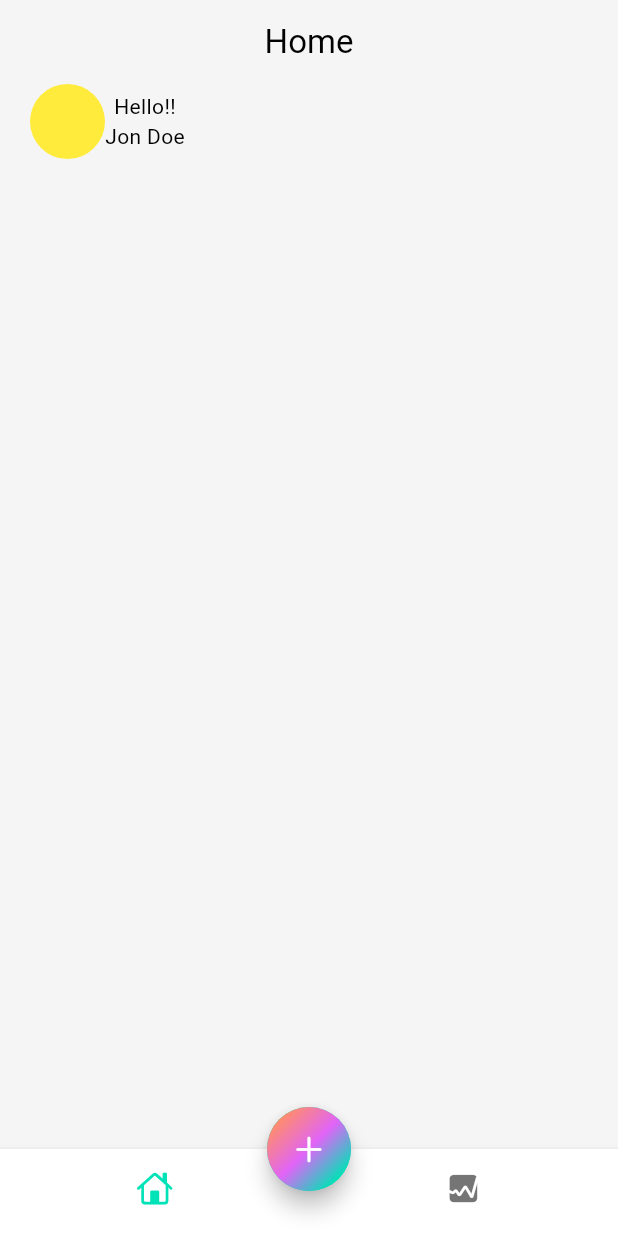
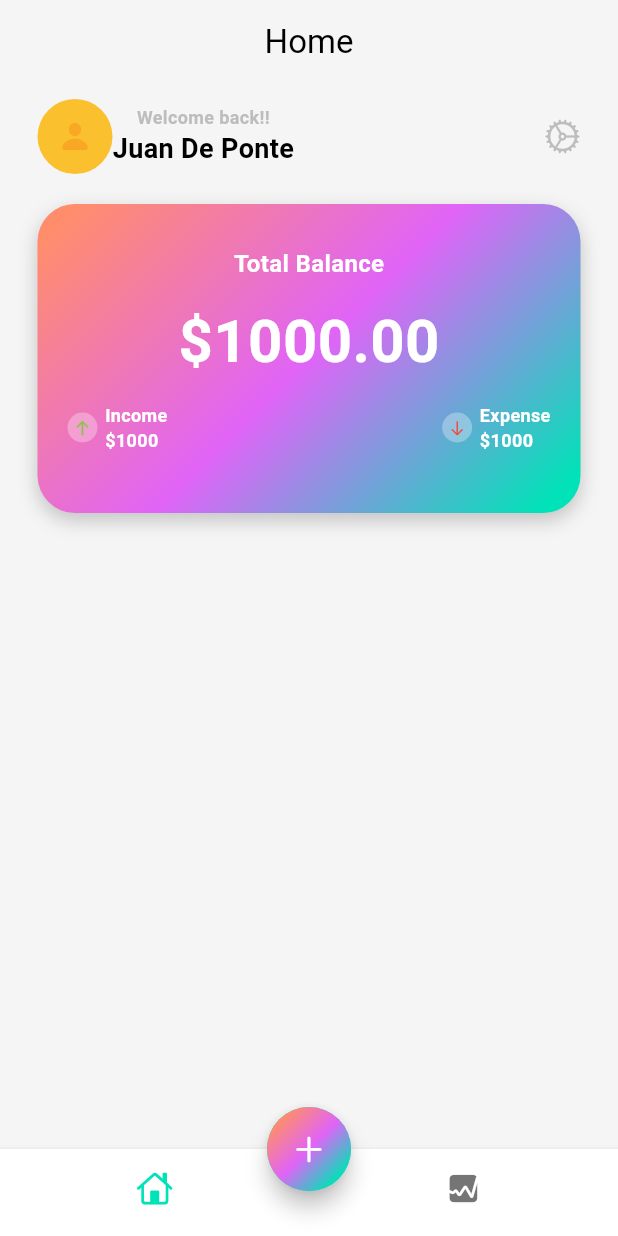
Before and after one commit to DePonteJuan/expense_tracker, a Flutter app: the screen it shows after launch, on a phone screen of 412 x 824 dp. Run offline on Flutter 3.47's test engine with Material 3 defaults, Android fonts, the phone set to English and light mode, and no system bars.

Commit message:
card with total balance done

```diff
--- a/lib/app_view.dart
+++ b/lib/app_view.dart
@@ -17,6 +17,7 @@ class AppView extends StatelessWidget {
           primary: const Color(0xFF00E2B7),
           secondary: const Color(0xFFE064F7),
           tertiary: const Color(0xFFFF8D6C),
+          outline: Colors.grey.shade400,
         ),
         useMaterial3: true,
       ),
--- a/lib/screens/home/views/main_screen.dart
+++ b/lib/screens/home/views/main_screen.dart
@@ -1,3 +1,6 @@
+import 'dart:math';
+
+import 'package:flutter/cupertino.dart';
 import 'package:flutter/material.dart';
 
 class MainScreen extends StatelessWidget {
@@ -5,30 +8,142 @@ class MainScreen extends StatelessWidget {
 
   @override
   Widget build(BuildContext context) {
+    var theme = Theme.of(context);
     return SafeArea(
       child: Padding(
-        padding: const EdgeInsets.symmetric(horizontal: 20.0),
+        padding: const EdgeInsets.symmetric(horizontal: 25.0, vertical: 10.0),
         child: Column(
+
           children: [
             Row(
+              mainAxisAlignment: MainAxisAlignment.spaceBetween,
+              children: [
+                Row(
+                  children: [
+                    Stack(
                       children: [
                         Container(
                           width: 50,
                           height: 50,
                           decoration: BoxDecoration(
                             shape: BoxShape.circle,
-                    color: Colors.yellow,
+                            color: Colors.yellow[700],
                           ),
-
+                          child: Icon(CupertinoIcons.person_fill,
+                          color: Colors.yellow[800],
+                          ),
+                        ),
+                      ],
                     ),
                     Column(
                       children: [
-                    Text('Hello!!'),
-                    Text('Jon Doe'),
+                        Text('Welcome back!!',
+                      style: TextStyle(
+                        fontSize: 12,
+                        fontWeight: FontWeight.w600,
+                        color: Theme.of(context).colorScheme.outline
+                      ),
+                        ),
+                        Text('Juan De Ponte',
+                        style: TextStyle(
+                          fontSize: 18,
+                          fontWeight: FontWeight.w600,
+                          color: Theme.of(context).colorScheme.onSurface
+                        ),
+                        ),
+                      ],
+                    ),
+                  ],
+                ),
+            Icon(CupertinoIcons.settings,
+            color: Theme.of(context).colorScheme.outline,
+            ),
+              ],
+            ),
+            SizedBox(height: 20),
+
+            Container(
+              height: MediaQuery.of(context).size.width / 2,
+              width: MediaQuery.of(context).size.width,
+              decoration: BoxDecoration(
+                color: Colors.red,
+                borderRadius: BorderRadius.circular(25),
+                boxShadow: [
+                  BoxShadow(
+                    color: Colors.black.withValues(alpha: 0.2),
+                    blurRadius: 10,
+                    offset: Offset(0, 5),
+                  ),
+                ],
+                gradient: LinearGradient(
+                  colors: [
+                    theme.colorScheme.tertiary,
+                    theme.colorScheme.secondary,
+                    theme.colorScheme.primary
+                  ],
+                  transform: GradientRotation(pi/4),
+                ),
+              ),
+
+              child: Column(
+                mainAxisAlignment: MainAxisAlignment.center,
+                children: [
+                  Text('Total Balance', style: TextStyle(color: Colors.white, fontSize: 16, fontWeight: FontWeight.w600),),
+                  SizedBox(height: 12),
+                  Text('\$1000.00', style: TextStyle(color: Colors.white, fontSize: 40, fontWeight: FontWeight.bold),),
+                  Padding(
+                    padding: const EdgeInsets.symmetric(vertical: 12.0, horizontal: 20.0),
+                    child: Row(
+                      mainAxisAlignment: MainAxisAlignment.spaceBetween,
+                      children: [
+                        Row(
+                          children: [
+                            Container(
+                              width: 20,
+                              height: 20,
+                              decoration: BoxDecoration(
+                                shape: BoxShape.circle,
+                                color: Colors.white30,
+                              ),
+                              child: Center(child: Icon(CupertinoIcons.arrow_up, color: Colors.lightGreen, size:12),),
+                            ),
+                            SizedBox(width: 5),
+                            Column(
+                              crossAxisAlignment: CrossAxisAlignment.start,
+                              children: [
+                                Text('Income', style: TextStyle(color: Colors.white, fontSize: 12, fontWeight: FontWeight.w600),),
+                                Text('\$1000', style: TextStyle(color: Colors.white, fontSize: 12, fontWeight: FontWeight.w600),),
                               ],
                             )
                           ],
+                        ),
+                                     Row(
+                          children: [
+                            Container(
+                              width: 20,
+                              height: 20,
+                              decoration: BoxDecoration(
+                                shape: BoxShape.circle,
+                                color: Colors.white30,
+                              ),
+                              child: Center(child: Icon(CupertinoIcons.arrow_down, color: Colors.red, size:12),),
+                            ),
+                            SizedBox(width: 5),
+                            Column(
+                              crossAxisAlignment: CrossAxisAlignment.start,
+                              children: [
+                                Text('Expense', style: TextStyle(color: Colors.white, fontSize: 12, fontWeight: FontWeight.w600),),
+                                Text('\$1000', style: TextStyle(color: Colors.white, fontSize: 12, fontWeight: FontWeight.w600),),
+                              ],
                             )
+                          ],
+                        ),
+                      ],
+                    ),
+                  ),
+                ],
+              ),
+            ),
           ],
         ),
       ),
```
Lines whose indentation alone changed are shown as unchanged.
